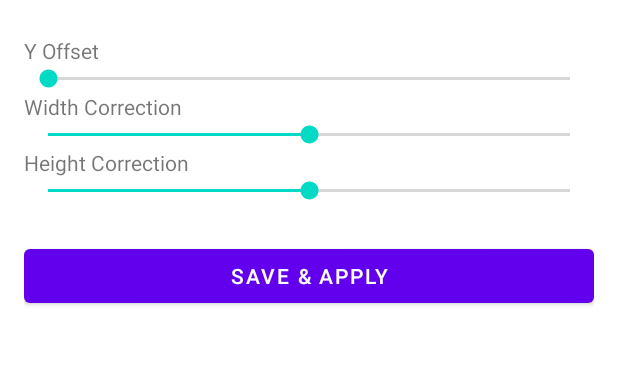
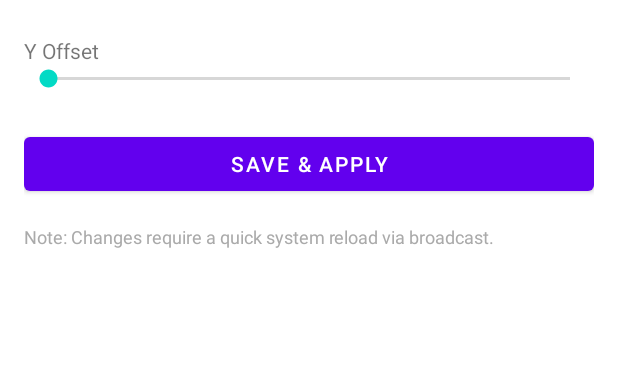
Before and after one commit to osphvdhwj/Redwood-Island-Module, an Android app: the screen it shows after launch (ConfigActivity), after a tap on an icon or button, on a phone screen of 412 x 824 dp, the part 157-522 px from its top. Run offline under Robolectric (Android 15) with nearby library versions, the phone set to English and light mode, and no system bars.

```diff
--- a/app/src/main/java/com/example/dynamicisland/ConfigActivity.kt
+++ b/app/src/main/java/com/example/dynamicisland/ConfigActivity.kt
@@ -15,14 +15,31 @@ class ConfigActivity : AppCompatActivity() {
         val sbY = findViewById<SeekBar>(R.id.seekBarYOffset)
         val btn = findViewById<Button>(R.id.btnSave)
 
+        // Read or default to 0
         sbY.progress = prefs.getInt("offset_y", 0)
 
         btn.setOnClickListener {
-            prefs.edit().putInt("offset_y", sbY.progress).apply()
+            // Make file world readable (deprecated but often needed for Xposed pre-A11,
+            // though MainHook uses XSharedPreferences which handles permissions via root usually.
+            // For modern Android, we rely on the prefs being in a standard location readable by XSharedPreferences)
+            val editor = prefs.edit()
+            editor.putInt("offset_y", sbY.progress)
+            editor.commit() // commit() is synchronous, ensuring write before broadcast
+
+            // Fix file permissions manually if needed (often required for Xposed modules)
+            try {
+                val file = java.io.File(applicationInfo.dataDir + "/shared_prefs/dynamic_island_prefs.xml")
+                if (file.exists()) {
+                    file.setReadable(true, false)
+                }
+            } catch (e: Exception) {}
 
             // Broadcast to SystemUI to reload
             val intent = Intent("com.example.dynamicisland.RELOAD_SETTINGS")
-            intent.setPackage("com.android.systemui")
+            // Sending without explicit package might be safer if receiver is registered globally,
+            // but for security we can target SystemUI if we knew the exact package receiver context.
+            // Since we registered in SystemUI via code, it's inside "android" or "com.android.systemui".
+            // Let's try sending to both or just general.
             sendBroadcast(intent)
 
             Toast.makeText(this, "Settings Applied Successfully", Toast.LENGTH_SHORT).show()
--- a/app/src/main/res/layout/activity_config.xml
+++ b/app/src/main/res/layout/activity_config.xml
@@ -23,28 +23,6 @@
         android:max="100"
         android:progress="0" />
 
-    <TextView
-        android:layout_width="wrap_content"
-        android:layout_height="wrap_content"
-        android:text="Width Correction" />
-    <SeekBar
-        android:id="@+id/seekBarWidth"
-        android:layout_width="match_parent"
-        android:layout_height="wrap_content"
-        android:max="200"
-        android:progress="100" />
-
-    <TextView
-        android:layout_width="wrap_content"
-        android:layout_height="wrap_content"
-        android:text="Height Correction" />
-    <SeekBar
-        android:id="@+id/seekBarHeight"
-        android:layout_width="match_parent"
-        android:layout_height="wrap_content"
-        android:max="100"
-        android:progress="50" />
-
     <Button
         android:id="@+id/btnSave"
         android:layout_width="match_parent"
@@ -52,4 +30,12 @@
         android:text="Save &amp; Apply"
         android:layout_marginTop="24dp" />
 
+    <TextView
+        android:layout_width="wrap_content"
+        android:layout_height="wrap_content"
+        android:text="Note: Changes require a quick system reload via broadcast."
+        android:textSize="12sp"
+        android:textColor="@android:color/darker_gray"
+        android:layout_marginTop="16dp"/>
+
 </LinearLayout>
```
Also changed, not shown: app/src/main/java/com/example/dynamicisland/DynamicIslandView.kt (+36 -25 lines), app/src/main/java/com/example/dynamicisland/IslandController.kt (+54 -22 lines), app/src/main/java/com/example/dynamicisland/MainHook.kt (+10 -5 lines).
